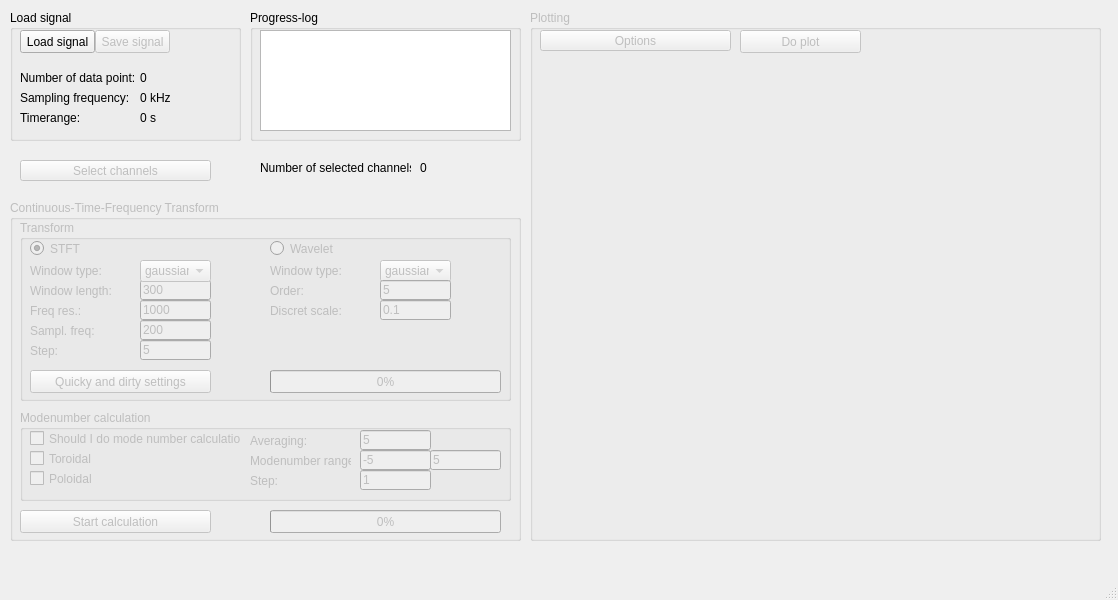
Before: the Qt Designer form python/gui/gui_layout.ui in fusion-flap/nti-wavelet-tools, drawn with Qt 5.
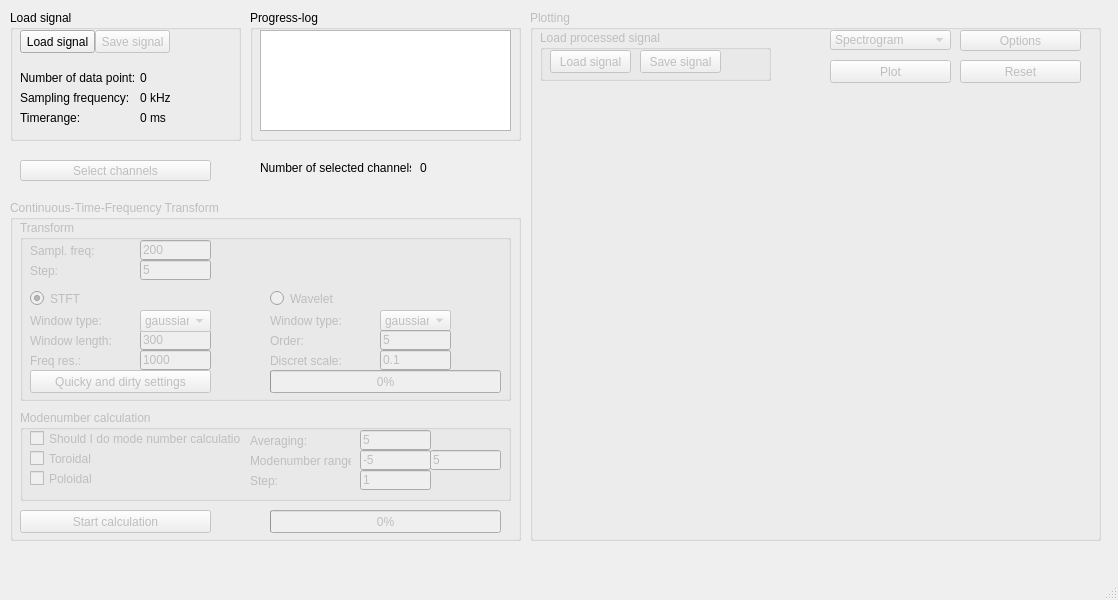
After: the same form once the commit is applied.

Commit message: #18 update of plotting window

What changed in the file:
```diff
--- a/python/gui/gui_layout.ui
+++ b/python/gui/gui_layout.ui
@@ -45,7 +45,7 @@
       <property name="geometry">
        <rect>
         <x>120</x>
-        <y>60</y>
+        <y>110</y>
         <width>71</width>
         <height>20</height>
        </rect>
@@ -58,7 +58,7 @@
       <property name="geometry">
        <rect>
         <x>10</x>
-        <y>40</y>
+        <y>90</y>
         <width>71</width>
         <height>21</height>
        </rect>
@@ -67,30 +67,11 @@
        <string>Window type:</string>
       </property>
      </widget>
-     <widget class="QLabel" name="firsttime_4">
-      <property name="geometry">
-       <rect>
-        <x>10</x>
-        <y>100</y>
-        <width>81</width>
-        <height>21</height>
-       </rect>
-      </property>
-      <property name="toolTip">
-       <string>Downsampling frequency [kHz]</string>
-      </property>
-      <property name="toolTipDuration">
-       <number>2</number>
-      </property>
-      <property name="text">
-       <string>Sampl. freq:</string>
-      </property>
-     </widget>
      <widget class="QLabel" name="firsttime_5">
       <property name="geometry">
        <rect>
         <x>10</x>
-        <y>60</y>
+        <y>110</y>
         <width>111</width>
         <height>21</height>
        </rect>
@@ -99,19 +80,6 @@
        <string>Window length:</string>
       </property>
      </widget>
-     <widget class="QLineEdit" name="samplingfreqLineEdit">
-      <property name="geometry">
-       <rect>
-        <x>120</x>
-        <y>100</y>
-        <width>71</width>
-        <height>20</height>
-       </rect>
-      </property>
-      <property name="text">
-       <string>200</string>
-      </property>
-     </widget>
      <widget class="QPushButton" name="quickanddirtyButton">
       <property name="geometry">
        <rect>
@@ -129,7 +97,7 @@
       <property name="geometry">
        <rect>
         <x>120</x>
-        <y>40</y>
+        <y>90</y>
         <width>71</width>
         <height>22</height>
        </rect>
@@ -148,37 +116,11 @@
        </property>
       </item>
      </widget>
-     <widget class="QLabel" name="firsttime_8">
-      <property name="geometry">
-       <rect>
-        <x>10</x>
-        <y>120</y>
-        <width>81</width>
-        <height>21</height>
-       </rect>
-      </property>
-      <property name="text">
-       <string>Step:</string>
-      </property>
-     </widget>
-     <widget class="QLineEdit" name="stepLineEdit">
-      <property name="geometry">
-       <rect>
-        <x>120</x>
-        <y>120</y>
-        <width>71</width>
-        <height>20</height>
-       </rect>
-      </property>
-      <property name="text">
-       <string>5</string>
-      </property>
-     </widget>
      <widget class="QRadioButton" name="stftRadioButton">
       <property name="geometry">
        <rect>
         <x>10</x>
-        <y>20</y>
+        <y>70</y>
         <width>82</width>
         <height>17</height>
        </rect>
@@ -194,7 +136,7 @@
       <property name="geometry">
        <rect>
         <x>250</x>
-        <y>20</y>
+        <y>70</y>
         <width>82</width>
         <height>17</height>
        </rect>
@@ -210,9 +152,9 @@
       <property name="geometry">
        <rect>
         <x>360</x>
-        <y>40</y>
+        <y>90</y>
         <width>71</width>
-        <height>22</height>
+        <height>21</height>
        </rect>
       </property>
       <item>
@@ -230,7 +172,7 @@
       <property name="geometry">
        <rect>
         <x>250</x>
-        <y>40</y>
+        <y>90</y>
         <width>71</width>
         <height>21</height>
        </rect>
@@ -246,7 +188,7 @@
       <property name="geometry">
        <rect>
         <x>360</x>
-        <y>60</y>
+        <y>110</y>
         <width>71</width>
         <height>20</height>
        </rect>
@@ -259,7 +201,7 @@
       <property name="geometry">
        <rect>
         <x>250</x>
-        <y>60</y>
+        <y>110</y>
         <width>111</width>
         <height>21</height>
        </rect>
@@ -275,7 +217,7 @@
       <property name="geometry">
        <rect>
         <x>360</x>
-        <y>80</y>
+        <y>130</y>
         <width>71</width>
         <height>20</height>
        </rect>
@@ -288,7 +230,7 @@
       <property name="geometry">
        <rect>
         <x>250</x>
-        <y>80</y>
+        <y>130</y>
         <width>111</width>
         <height>21</height>
        </rect>
@@ -314,7 +256,7 @@
       <property name="geometry">
        <rect>
         <x>120</x>
-        <y>80</y>
+        <y>130</y>
         <width>71</width>
         <height>20</height>
        </rect>
@@ -327,7 +269,7 @@
       <property name="geometry">
        <rect>
         <x>10</x>
-        <y>80</y>
+        <y>130</y>
         <width>111</width>
         <height>21</height>
        </rect>
@@ -336,6 +278,76 @@
        <string>Freq res.:</string>
       </property>
      </widget>
+     <widget class="QLineEdit" name="samplingfreqLineEdit">
+      <property name="geometry">
+       <rect>
+        <x>120</x>
+        <y>20</y>
+        <width>71</width>
+        <height>20</height>
+       </rect>
+      </property>
+      <property name="inputMethodHints">
+       <set>Qt::ImhDigitsOnly</set>
+      </property>
+      <property name="text">
+       <string>200</string>
+      </property>
+      <property name="maxLength">
+       <number>10</number>
+      </property>
+     </widget>
+     <widget class="QLabel" name="firsttime_8">
+      <property name="geometry">
+       <rect>
+        <x>10</x>
+        <y>40</y>
+        <width>81</width>
+        <height>21</height>
+       </rect>
+      </property>
+      <property name="text">
+       <string>Step:</string>
+      </property>
+     </widget>
+     <widget class="QLabel" name="firsttime_4">
+      <property name="geometry">
+       <rect>
+        <x>10</x>
+        <y>20</y>
+        <width>81</width>
+        <height>21</height>
+       </rect>
+      </property>
+      <property name="toolTip">
+       <string>Downsampling frequency [kHz]</string>
+      </property>
+      <property name="toolTipDuration">
+       <number>2</number>
+      </property>
+      <property name="text">
+       <string>Sampl. freq:</string>
+      </property>
+     </widget>
+     <widget class="QLineEdit" name="stepLineEdit">
+      <property name="geometry">
+       <rect>
+        <x>120</x>
+        <y>40</y>
+        <width>71</width>
+        <height>20</height>
+       </rect>
+      </property>
+      <property name="inputMethodHints">
+       <set>Qt::ImhDigitsOnly</set>
+      </property>
+      <property name="text">
+       <string>5</string>
+      </property>
+      <property name="maxLength">
+       <number>10</number>
+      </property>
+     </widget>
     </widget>
     <widget class="QGroupBox" name="groupBox_6">
      <property name="geometry">
@@ -544,9 +556,9 @@
      <property name="geometry">
       <rect>
        <x>10</x>
-       <y>60</y>
+       <y>80</y>
        <width>541</width>
-       <height>461</height>
+       <height>441</height>
       </rect>
      </property>
      <layout class="QVBoxLayout" name="vlSpectra"/>
@@ -554,22 +566,22 @@
     <widget class="QPushButton" name="pushButton_6">
      <property name="geometry">
       <rect>
-       <x>210</x>
-       <y>20</y>
+       <x>300</x>
+       <y>50</y>
        <width>121</width>
        <height>23</height>
       </rect>
      </property>
      <property name="text">
-      <string>Do plot</string>
+      <string>Plot</string>
      </property>
     </widget>
     <widget class="QPushButton" name="pushButton_7">
      <property name="geometry">
       <rect>
-       <x>10</x>
+       <x>430</x>
        <y>20</y>
-       <width>191</width>
+       <width>121</width>
        <height>21</height>
       </rect>
      </property>
@@ -577,6 +589,104 @@
       <string>Options</string>
      </property>
     </widget>
+    <widget class="QPushButton" name="resetplotButton">
+     <property name="geometry">
+      <rect>
+       <x>430</x>
+       <y>50</y>
+       <width>121</width>
+       <height>23</height>
+      </rect>
+     </property>
+     <property name="text">
+      <string>Reset</string>
+     </property>
+    </widget>
+    <widget class="QComboBox" name="plottypetypeComboBox">
+     <property name="geometry">
+      <rect>
+       <x>300</x>
+       <y>20</y>
+       <width>121</width>
+       <height>20</height>
+      </rect>
+     </property>
+     <property name="currentText">
+      <string>Spectrogram</string>
+     </property>
+     <item>
+      <property name="text">
+       <string>Spectrogram</string>
+      </property>
+     </item>
+     <item>
+      <property name="text">
+       <string>Modenumber</string>
+      </property>
+     </item>
+     <item>
+      <property name="text">
+       <string>Cross-spectrum</string>
+      </property>
+     </item>
+     <item>
+      <property name="text">
+       <string>Transfer fuction</string>
+      </property>
+     </item>
+     <item>
+      <property name="text">
+       <string>Coherence</string>
+      </property>
+     </item>
+     <item>
+      <property name="text">
+       <string>etc.</string>
+      </property>
+     </item>
+    </widget>
+    <widget class="QGroupBox" name="loadGB_2">
+     <property name="geometry">
+      <rect>
+       <x>10</x>
+       <y>20</y>
+       <width>231</width>
+       <height>51</height>
+      </rect>
+     </property>
+     <property name="title">
+      <string>Load processed signal</string>
+     </property>
+     <widget class="QPushButton" name="loadsignalButton_2">
+      <property name="geometry">
+       <rect>
+        <x>10</x>
+        <y>20</y>
+        <width>81</width>
+        <height>23</height>
+       </rect>
+      </property>
+      <property name="text">
+       <string>Load signal</string>
+      </property>
+     </widget>
+     <widget class="QPushButton" name="savesignalButton_2">
+      <property name="enabled">
+       <bool>false</bool>
+      </property>
+      <property name="geometry">
+       <rect>
+        <x>100</x>
+        <y>20</y>
+        <width>81</width>
+        <height>23</height>
+       </rect>
+      </property>
+      <property name="text">
+       <string>Save signal</string>
+      </property>
+     </widget>
+    </widget>
    </widget>
    <widget class="QGroupBox" name="loadGB">
     <property name="geometry">
@@ -694,7 +804,7 @@
       </rect>
      </property>
      <property name="text">
-      <string>0 s</string>
+      <string>0 ms</string>
      </property>
     </widget>
    </widget>
```
Left out of the diff: 56 changed lines with no effect on the pictures.
